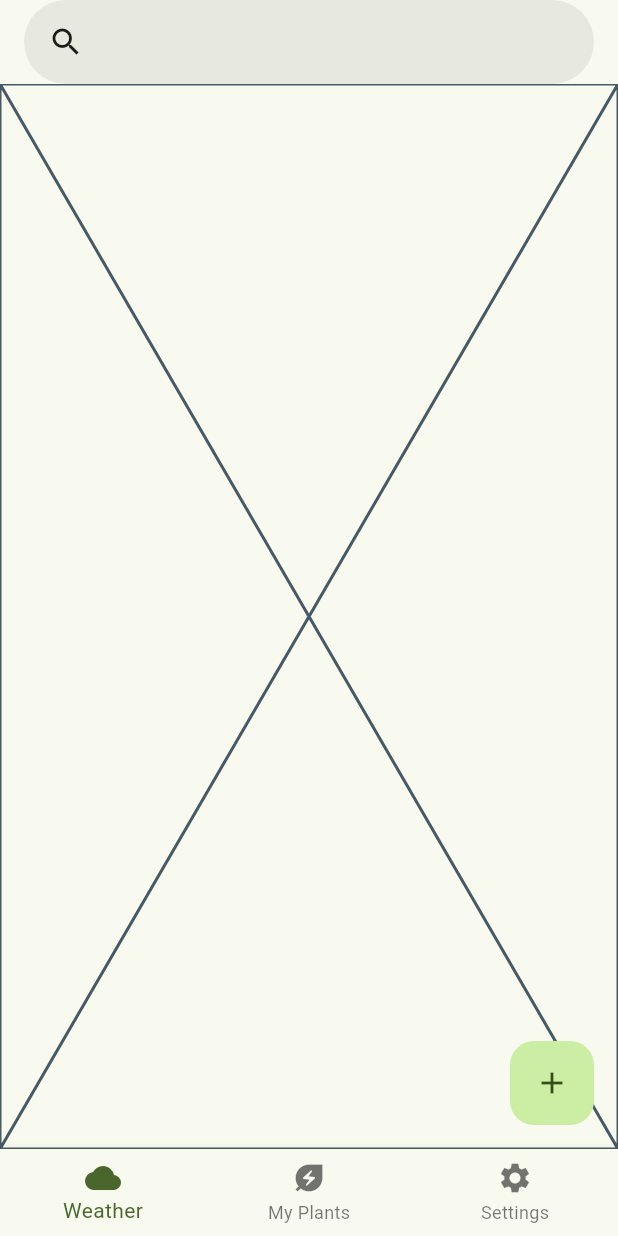
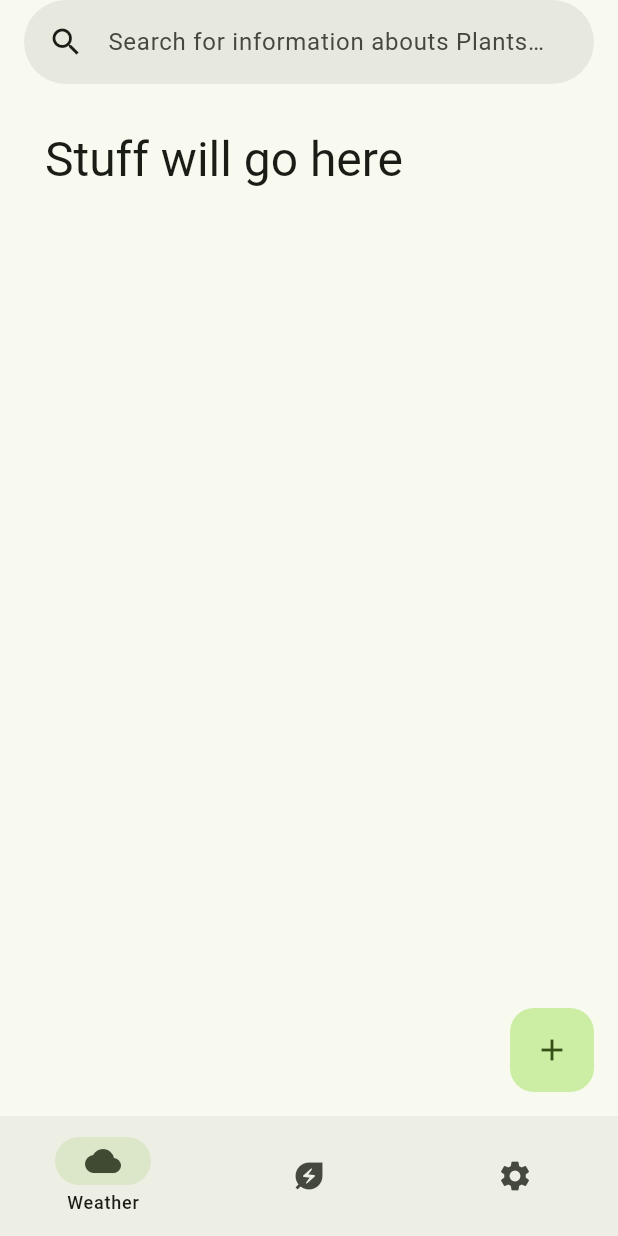
Before and after one commit to AaravBhatt1/weather_app, a Flutter app: the screen it shows after launch, on a phone screen of 412 x 824 dp. Run offline on Flutter 3.47's test engine with Material 3 defaults, Android fonts, the light colour scheme and no system bars.

Commit message:
small changes

```diff
--- a/lib/Pages/pagenavigation.dart
+++ b/lib/Pages/pagenavigation.dart
@@ -2,8 +2,26 @@ import 'package:flutter/material.dart';
 import 'package:weather_app/Pages/weatherpage.dart';
 import 'package:weather_app/Widgets/searchbar.dart';
 
-class PageNavigation extends StatelessWidget {
+class PageNavigation extends StatefulWidget {
   const PageNavigation({super.key});
+
+  @override
+  State<PageNavigation> createState() => _PageNavigationState();
+}
+
+class _PageNavigationState extends State<PageNavigation> {
+  int pageIndex = 0;
+  List<NavigationDestination> navBarDestinations = const [
+    NavigationDestination(icon: Icon(Icons.cloud), label: "Weather"),
+    NavigationDestination(icon: Icon(Icons.energy_savings_leaf), label: "My Plants"), // TODO: Add badges
+    NavigationDestination(icon: Icon(Icons.settings), label: "Settings")
+  ];
+  final List<Widget> pages = const [
+    WeatherPage(),
+    Placeholder(),
+    Placeholder()
+  ];
+
 
   @override
   Widget build(BuildContext context) {
@@ -11,13 +29,17 @@ class PageNavigation extends StatelessWidget {
       appBar: AppBar(
         title: const WeatherSearchbar(),
       ),
-      body: const Weatherpage(),
-      bottomNavigationBar: BottomNavigationBar(
-        items: const [
-          BottomNavigationBarItem(icon: Icon(Icons.cloud), label: "Weather"),
-          BottomNavigationBarItem(icon: Icon(Icons.energy_savings_leaf), label: "My Plants"),
-          BottomNavigationBarItem(icon: Icon(Icons.settings), label: "Settings")
-        ],
+      body: AnimatedSwitcher(
+        duration: const Duration(milliseconds: 250),
+        child: pages[pageIndex],
+      ),
+      bottomNavigationBar: NavigationBar(
+        labelBehavior: NavigationDestinationLabelBehavior.onlyShowSelected,
+        selectedIndex: pageIndex,
+        destinations: navBarDestinations,
+        onDestinationSelected: (int index) => setState(() {
+          pageIndex = index;
+        }),
       ),
     );
   }
--- a/lib/Pages/weatherpage.dart
+++ b/lib/Pages/weatherpage.dart
@@ -1,12 +1,18 @@
 import 'package:flutter/material.dart';
 
-class Weatherpage extends StatelessWidget {
-  const Weatherpage({super.key});
+class WeatherPage extends StatelessWidget {
+  const WeatherPage({super.key});
 
   @override
   Widget build(BuildContext context) {
     return Scaffold(
-      body: const Placeholder(),
+      // TODO: Use reorderable list view
+      body: ListView(
+        padding: EdgeInsets.all(30),
+        children: [
+          Text("Stuff will go here", style: Theme.of(context).textTheme.headlineLarge,)
+        ]
+      ),
       floatingActionButton: FloatingActionButton(
         onPressed: () {},
         child: const Icon(Icons.add),
--- a/lib/Widgets/searchbar.dart
+++ b/lib/Widgets/searchbar.dart
@@ -7,8 +7,10 @@ class WeatherSearchbar extends StatelessWidget {
   @override
   Widget build(BuildContext context) {
   return SearchAnchor.bar(
+    barHintText: "Search for information abouts Plants Here",
     viewHintText: "Search for information abouts Plants Here",
     suggestionsBuilder: (BuildContext context, SearchController controller) async {
+      // TODO: Improve searching
       return plants.where((PlantEntry e) => e.name.toLowerCase().contains(controller.text.toLowerCase())).map((PlantEntry e) => ListTile(
         leading: Image.network(e.img, width: 50), // TODO: maybe crop
         title: Text(e.name),
--- a/lib/main.dart
+++ b/lib/main.dart
@@ -21,7 +21,7 @@ class MyApp extends StatelessWidget {
         ),
         floatingActionButtonTheme: const FloatingActionButtonThemeData(
           elevation: 0,
-        )
+        ),
       ),
       home: const PageNavigation(),
     );
```
